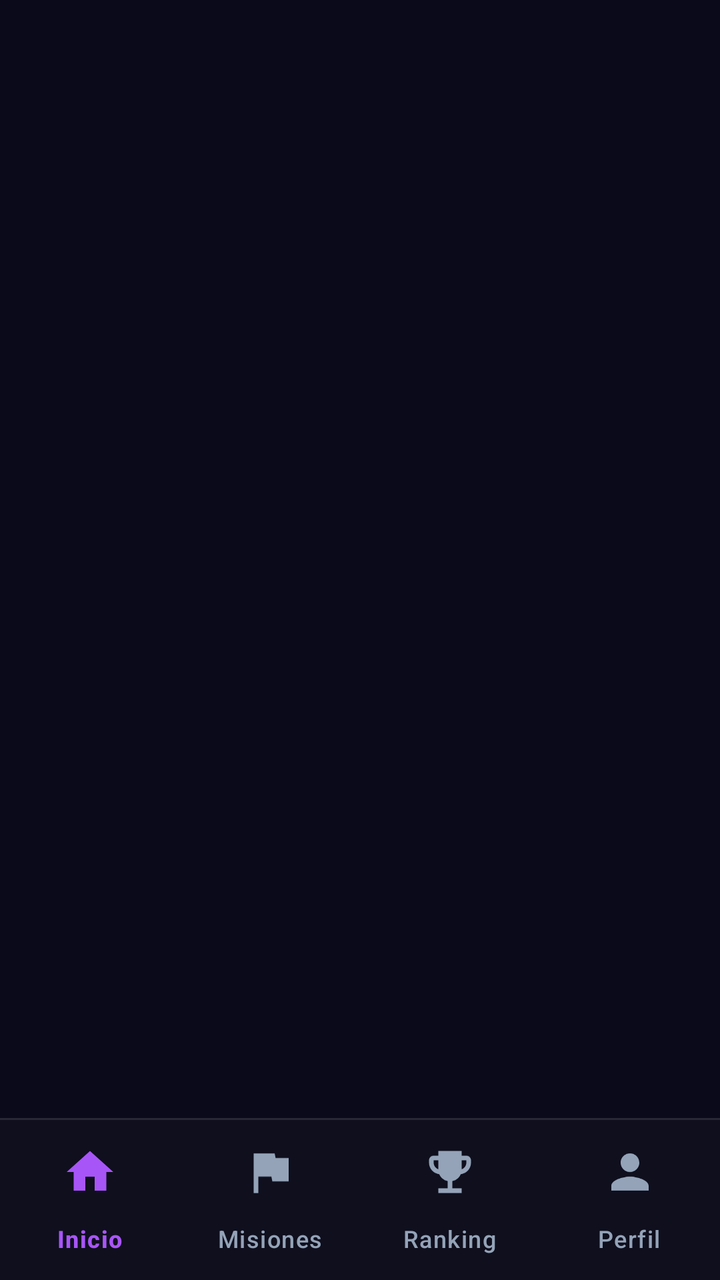
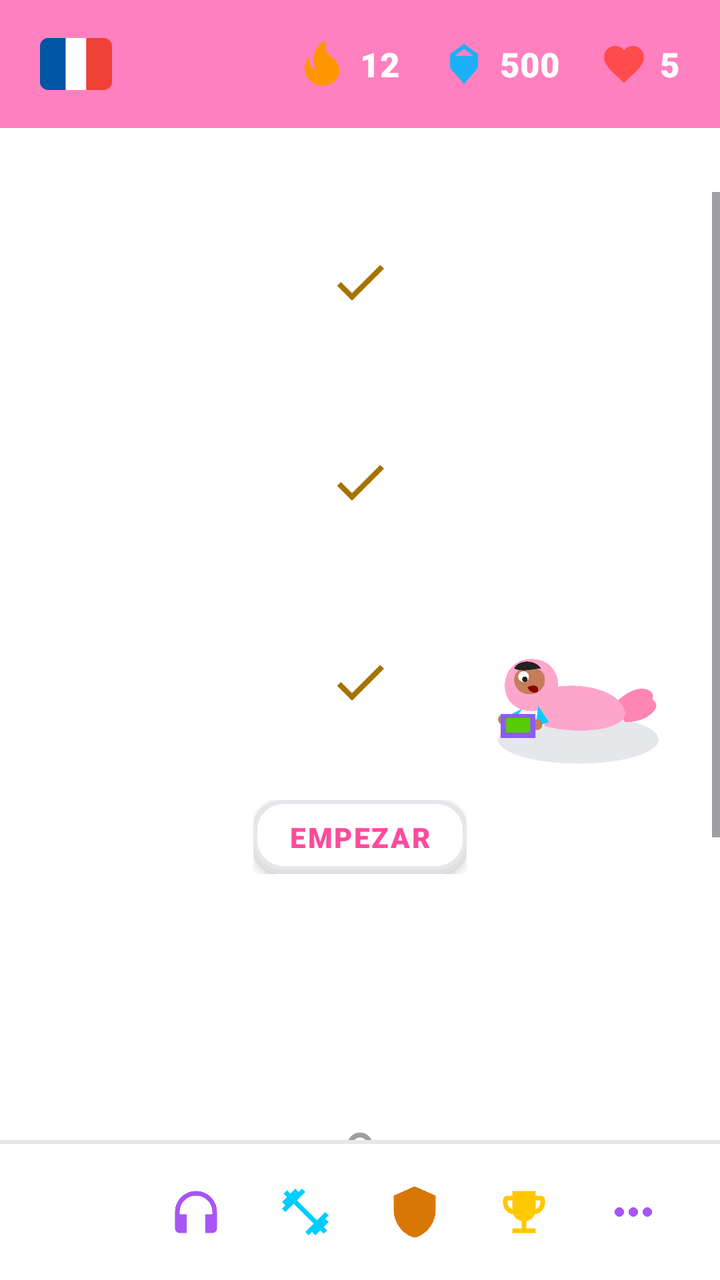

The first picture is an Android layout as it rendered before a commit; the second is the same layout after the commit. The layout source and the unified diff follow.
<!-- AndroidManifest.xml: application theme Theme.PROGYM -->
<!-- res/layout/activity_main.xml -->
<?xml version="1.0" encoding="utf-8"?>
<LinearLayout xmlns:android="http://schemas.android.com/apk/res/android"
    xmlns:app="http://schemas.android.com/apk/res-auto"
    xmlns:tools="http://schemas.android.com/tools"
    android:id="@+id/main"
    android:layout_width="match_parent"
    android:layout_height="match_parent"
    android:background="@color/progym_dark"
    android:orientation="vertical"
    tools:context=".MainActivity">

    
    <FrameLayout
        android:id="@+id/contenedorFragmentos"
        android:layout_width="match_parent"
        android:layout_height="0dp"
        android:layout_weight="1" />

    <View
        android:layout_width="match_parent"
        android:layout_height="1dp"
        android:background="@color/progym_divider" />

    <com.google.android.material.bottomnavigation.BottomNavigationView
        android:id="@+id/bottomNav"
        android:layout_width="match_parent"
        android:layout_height="wrap_content"
        android:background="@color/progym_nav"
        app:itemActiveIndicatorStyle="@style/ProGym_NavIndicator"
        app:itemIconSize="28dp"
        app:itemIconTint="@color/nav_item_color"
        app:itemTextColor="@color/nav_item_color"
        app:labelVisibilityMode="labeled"
        app:menu="@menu/bottom_nav_menu" />
</LinearLayout>
<!-- resources referenced by this layout -->
<resources>
  <color name="progym_dark">#0A0A1A</color>
  <color name="progym_divider">#1FFFFFFF</color>
  <color name="progym_nav">#0F0F1E</color>
  <style name="ProGym_NavIndicator" parent="Widget.Material3.BottomNavigationView.ActiveIndicator">
          <item name="android:color">#33A855F7</item>
      </style>
  <style name="Base.Theme.PROGYM" parent="Theme.Material3.Dark.NoActionBar">
          <item name="colorPrimary">@color/progym_primary</item>
          <item name="colorOnPrimary">@color/white</item>
          <item name="colorSecondary">@color/progym_secondary</item>
          <item name="colorError">@color/progym_error</item>
          <item name="android:colorBackground">@color/progym_dark</item>
          <item name="colorSurface">@color/progym_dark</item>
          <item name="colorOnSurface">@color/progym_text</item>
          <item name="android:windowBackground">@color/progym_dark</item>
          <item name="android:windowLightStatusBar">false</item>
      </style>
  <color name="progym_primary">#A855F7</color>
  <color name="progym_secondary">#00C3FF</color>
  <color name="progym_error">#F87171</color>
  <color name="progym_text">#E2E8F0</color>
  <!-- unchanged entries left out for length: 2 -->
</resources>

<!-- the commit's change to res/layout/activity_main.xml (unified diff, before → after) -->
@@ -5,31 +5,356 @@
     android:id="@+id/main"
     android:layout_width="match_parent"
     android:layout_height="match_parent"
-    android:background="@color/progym_dark"
+    android:background="@color/duo_bg"
     android:orientation="vertical"
     tools:context=".MainActivity">
 
     
-    <FrameLayout
-        android:id="@+id/contenedorFragmentos"
+    <LinearLayout
+        android:layout_width="match_parent"
+        android:layout_height="64dp"
+        android:background="@color/duo_topbar_pink"
+        android:gravity="center_vertical"
+        android:orientation="horizontal"
+        android:paddingHorizontal="20dp">
+
+        
+        <ImageView
+            android:id="@+id/ivBandera"
+            android:layout_width="36dp"
+            android:layout_height="26dp"
+            android:contentDescription="Bandera de idioma/curso"
+            android:src="@drawable/ic_flag_france" />
+
+        <View
+            android:layout_width="0dp"
+            android:layout_height="1dp"
+            android:layout_weight="1" />
+
+        
+        <ImageView
+            android:layout_width="26dp"
+            android:layout_height="26dp"
+            android:importantForAccessibility="no"
+            android:src="@drawable/ic_fire"
+            app:tint="@color/duo_fire" />
+
+        <TextView
+            android:id="@+id/tvRacha"
+            android:layout_width="wrap_content"
+            android:layout_height="wrap_content"
+            android:layout_marginStart="6dp"
+            android:layout_marginEnd="20dp"
+            android:fontFamily="sans-serif-black"
+            android:text="12"
+            android:textColor="@color/white"
+            android:textSize="17sp" />
+
+        
+        <ImageView
+            android:layout_width="24dp"
+            android:layout_height="24dp"
+            android:importantForAccessibility="no"
+            android:src="@drawable/ic_duo_gem"
+            app:tint="@color/duo_gem" />
+
+        <TextView
+            android:id="@+id/tvGemas"
+            android:layout_width="wrap_content"
+            android:layout_height="wrap_content"
+            android:layout_marginStart="6dp"
+            android:layout_marginEnd="20dp"
+            android:fontFamily="sans-serif-black"
+            android:text="500"
+            android:textColor="@color/white"
+            android:textSize="17sp" />
+
+        
+        <ImageView
+            android:layout_width="24dp"
+            android:layout_height="24dp"
+            android:importantForAccessibility="no"
+            android:src="@drawable/ic_heart"
+            app:tint="@color/duo_heart" />
+
+        <TextView
+            android:id="@+id/tvVidas"
+            android:layout_width="wrap_content"
+            android:layout_height="wrap_content"
+            android:layout_marginStart="6dp"
+            android:fontFamily="sans-serif-black"
+            android:text="5"
+            android:textColor="@color/white"
+            android:textSize="17sp" />
+    </LinearLayout>
+
+    
+    <ScrollView
+        android:id="@+id/scrollCamino"
         android:layout_width="match_parent"
         android:layout_height="0dp"
-        android:layout_weight="1" />
-
+        android:layout_weight="1"
+        android:clipToPadding="false"
+        android:fillViewport="true"
+        android:paddingVertical="32dp">
+
+        <RelativeLayout
+            android:layout_width="match_parent"
+            android:layout_height="wrap_content"
+            android:paddingHorizontal="24dp">
+
+            
+            <FrameLayout
+                android:id="@+id/nodo1"
+                android:layout_width="78dp"
+                android:layout_height="78dp"
+                android:layout_centerHorizontal="true"
+                android:layout_marginTop="10dp">
+
+                <ImageView
+                    android:layout_width="32dp"
+                    android:layout_height="32dp"
+                    android:layout_gravity="center"
+                    android:layout_marginBottom="4dp"
+                    android:src="@drawable/ic_check"
+                    app:tint="@color/duo_gold_check" />
+            </FrameLayout>
+
+            
+            <FrameLayout
+                android:id="@+id/nodo2"
+                android:layout_width="78dp"
+                android:layout_height="78dp"
+                android:layout_below="@id/nodo1"
+                android:layout_centerHorizontal="true"
+                android:layout_marginStart="-45dp"
+                android:layout_marginTop="22dp">
+
+                <ImageView
+                    android:layout_width="32dp"
+                    android:layout_height="32dp"
+                    android:layout_gravity="center"
+                    android:layout_marginBottom="4dp"
+                    android:src="@drawable/ic_check"
+                    app:tint="@color/duo_gold_check" />
+            </FrameLayout>
+
+            
+            <FrameLayout
+                android:id="@+id/nodo3"
+                android:layout_width="78dp"
+                android:layout_height="78dp"
+                android:layout_below="@id/nodo2"
+                android:layout_centerHorizontal="true"
+                android:layout_marginStart="-90dp"
+                android:layout_marginTop="22dp">
+
+                <ImageView
+                    android:layout_width="32dp"
+                    android:layout_height="32dp"
+                    android:layout_gravity="center"
+                    android:layout_marginBottom="4dp"
+                    android:src="@drawable/ic_check"
+                    app:tint="@color/duo_gold_check" />
+            </FrameLayout>
+
+            
+            <ImageView
+                android:id="@+id/ivPersonaje"
+                android:layout_width="160dp"
+                android:layout_height="110dp"
+                android:layout_alignTop="@id/nodo3"
+                android:layout_marginStart="10dp"
+                android:layout_marginTop="-15dp"
+                android:layout_toEndOf="@id/nodo3"
+                android:contentDescription="Personaje Duolingo jugando consola"
+                android:src="@drawable/ic_duo_character" />
+
+            
+            <LinearLayout
+                android:id="@+id/contenedorBurbuja"
+                android:layout_width="wrap_content"
+                android:layout_height="wrap_content"
+                android:layout_below="@id/nodo3"
+                android:layout_centerHorizontal="true"
+                android:layout_marginStart="-60dp"
+                android:layout_marginTop="16dp"
+                android:gravity="center"
+                android:orientation="vertical">
+
+                <TextView
+                    android:id="@+id/tvEmpezar"
+                    android:layout_width="wrap_content"
+                    android:layout_height="wrap_content"
+                    android:background="@drawable/bg_duo_speech_bubble"
+                    android:elevation="3dp"
+                    android:fontFamily="sans-serif-black"
+                    android:letterSpacing="0.06"
+                    android:paddingHorizontal="18dp"
+                    android:paddingVertical="9dp"
+                    android:text="EMPEZAR"
+                    android:textColor="@color/duo_speech_text"
+                    android:textSize="14sp" />
+            </LinearLayout>
+
+            
+            <FrameLayout
+                android:id="@+id/nodo4"
+                android:layout_width="78dp"
+                android:layout_height="78dp"
+                android:layout_below="@id/contenedorBurbuja"
+                android:layout_centerHorizontal="true"
+                android:layout_marginStart="-60dp"
+                android:layout_marginTop="6dp">
+
+                <ImageView
+                    android:layout_width="34dp"
+                    android:layout_height="34dp"
+                    android:layout_gravity="center"
+                    android:layout_marginBottom="4dp"
+                    android:src="@drawable/ic_book"
+                    app:tint="@color/white" />
+            </FrameLayout>
+
+            
+            <FrameLayout
+                android:id="@+id/nodo5"
+                android:layout_width="78dp"
+                android:layout_height="78dp"
+                android:layout_below="@id/nodo4"
+                android:layout_centerHorizontal="true"
+                android:layout_marginStart="-10dp"
+                android:layout_marginTop="24dp">
+
+                <ImageView
+                    android:layout_width="30dp"
+                    android:layout_height="30dp"
+                    android:layout_gravity="center"
+                    android:layout_marginBottom="4dp"
+                    android:src="@drawable/ic_duo_lock"
+                    app:tint="@color/duo_locked_icon" />
+            </FrameLayout>
+
+            
+            <FrameLayout
+                android:id="@+id/nodo6"
+                android:layout_width="78dp"
+                android:layout_height="78dp"
+                android:layout_below="@id/nodo5"
+                android:layout_centerHorizontal="true"
+                android:layout_marginStart="40dp"
+                android:layout_marginTop="24dp"
+                android:layout_marginBottom="32dp">
+
+                <ImageView
+                    android:layout_width="30dp"
+                    android:layout_height="30dp"
+                    android:layout_gravity="center"
+                    android:layout_marginBottom="4dp"
+                    android:src="@drawable/ic_duo_lock"
+                    app:tint="@color/duo_locked_icon" />
+            </FrameLayout>
+
+        </RelativeLayout>
+    </ScrollView>
+
+    
     <View
         android:layout_width="match_parent"
-        android:layout_height="1dp"
-        android:background="@color/progym_divider" />
-
-    <com.google.android.material.bottomnavigation.BottomNavigationView
-        android:id="@+id/bottomNav"
+        android:layout_height="2dp"
+        android:background="@color/duo_border" />
+
+    
+    <LinearLayout
         android:layout_width="match_parent"
-        android:layout_height="wrap_content"
-        android:background="@color/progym_nav"
-        app:itemActiveIndicatorStyle="@style/ProGym_NavIndicator"
-        app:itemIconSize="28dp"
-        app:itemIconTint="@color/nav_item_color"
-        app:itemTextColor="@color/nav_item_color"
-        app:labelVisibilityMode="labeled"
-        app:menu="@menu/bottom_nav_menu" />
+        android:layout_height="68dp"
+        android:background="@color/white"
+        android:gravity="center_vertical"
+        android:orientation="horizontal"
+        android:paddingHorizontal="16dp">
+
+        
+        <FrameLayout
+            android:id="@+id/navHome"
+            android:layout_width="0dp"
+            android:layout_height="48dp"
+            android:layout_weight="1"
+            android:background="@drawable/bg_duo_home_selected" />
+
+        
+        <FrameLayout
+            android:id="@+id/navHeadphones"
+            android:layout_width="0dp"
+            android:layout_height="match_parent"
+            android:layout_weight="1">
+
+            <ImageView
+                android:layout_width="28dp"
+                android:layout_height="28dp"
+                android:layout_gravity="center"
+                android:src="@drawable/ic_duo_headphones"
+                app:tint="@color/duo_nav_headphones" />
+        </FrameLayout>
+
+        
+        <FrameLayout
+            android:id="@+id/navDumbbell"
+            android:layout_width="0dp"
+            android:layout_height="match_parent"
+            android:layout_weight="1">
+
+            <ImageView
+                android:layout_width="28dp"
+                android:layout_height="28dp"
+                android:layout_gravity="center"
+                android:src="@drawable/ic_dumbbell"
+                app:tint="@color/duo_nav_dumbbell" />
+        </FrameLayout>
+
+        
+        <FrameLayout
+            android:id="@+id/navShield"
+            android:layout_width="0dp"
+            android:layout_height="match_parent"
+            android:layout_weight="1">
+
+            <ImageView
+                android:layout_width="28dp"
+                android:layout_height="28dp"
+                android:layout_gravity="center"
+                android:src="@drawable/ic_duo_shield"
+                app:tint="@color/duo_nav_shield" />
+        </FrameLayout>
+
+        
+        <FrameLayout
+            android:id="@+id/navTrophy"
+            android:layout_width="0dp"
+            android:layout_height="match_parent"
+            android:layout_weight="1">
+
+            <ImageView
+                android:layout_width="28dp"
+                android:layout_height="28dp"
+                android:layout_gravity="center"
+                android:src="@drawable/ic_trophy"
+                app:tint="@color/duo_nav_trophy" />
+        </FrameLayout>
+
+        
+        <FrameLayout
+            android:id="@+id/navDots"
+            android:layout_width="0dp"
+            android:layout_height="match_parent"
+            android:layout_weight="1">
+
+            <ImageView
+                android:layout_width="28dp"
+                android:layout_height="28dp"
+                android:layout_gravity="center"
+                android:src="@drawable/ic_duo_dots"
+                app:tint="@color/duo_nav_dots" />
+        </FrameLayout>
+    </LinearLayout>
+
 </LinearLayout>
<!-- resource entries referenced after the edit -->
@@ -1,26 +1,230 @@
 <!-- resources referenced by this layout -->
 <resources>
-  <color name="progym_dark">#0A0A1A</color>
-  <color name="progym_divider">#1FFFFFFF</color>
-  <color name="progym_nav">#0F0F1E</color>
-  <style name="ProGym_NavIndicator" parent="Widget.Material3.BottomNavigationView.ActiveIndicator">
-          <item name="android:color">#33A855F7</item>
-      </style>
-  <style name="Base.Theme.PROGYM" parent="Theme.Material3.Dark.NoActionBar">
-          <item name="colorPrimary">@color/progym_primary</item>
+  <color name="duo_bg">#FFFFFF</color>
+  <color name="duo_border">#E5E7EB</color>
+  <color name="duo_fire">#FF9600</color>
+  <color name="duo_gem">#1CB0F6</color>
+  <color name="duo_gold_check">#A67300</color>
+  <color name="duo_heart">#FF4B4B</color>
+  <color name="duo_locked_icon">#9E9E9E</color>
+  <color name="duo_nav_dots">#A855F7</color>
+  <color name="duo_nav_dumbbell">#00CDFF</color>
+  <color name="duo_nav_headphones">#A855F7</color>
+  <color name="duo_nav_shield">#D97706</color>
+  <color name="duo_nav_trophy">#FFC800</color>
+  <color name="duo_speech_text">#FF4B9B</color>
+  <color name="duo_topbar_pink">#FF80BF</color>
+  <!-- drawable bg_duo_home_selected (drawable) -->
+  <?xml version="1.0" encoding="utf-8"?>
+  <layer-list xmlns:android="http://schemas.android.com/apk/res/android">
+      <item>
+          <shape android:shape="rectangle">
+              <solid android:color="@color/duo_nav_home_bg" />
+              <corners android:radius="12dp" />
+              <stroke
+                  android:width="2dp"
+                  android:color="@color/duo_nav_home_border" />
+          </shape>
+      </item>
+      <item
+          android:bottom="8dp"
+          android:left="8dp"
+          android:right="8dp"
+          android:top="8dp">
+          <bitmap
+              android:gravity="center"
+              android:src="@drawable/ic_duo_home_color" />
+      </item>
+  </layer-list>
+  <!-- drawable bg_duo_speech_bubble (drawable) -->
+  <?xml version="1.0" encoding="utf-8"?>
+  <layer-list xmlns:android="http://schemas.android.com/apk/res/android">
+      <item>
+          <shape android:shape="rectangle">
+              <solid android:color="#E0E0E0" />
+              <corners android:radius="14dp" />
+          </shape>
+      </item>
+      <item android:bottom="2dp">
+          <shape android:shape="rectangle">
+              <solid android:color="@color/white" />
+              <corners android:radius="14dp" />
+              <stroke
+                  android:width="2dp"
+                  android:color="@color/duo_speech_border" />
+          </shape>
+      </item>
+  </layer-list>
+  <!-- drawable ic_book (drawable) -->
+  <?xml version="1.0" encoding="utf-8"?>
+  <vector xmlns:android="http://schemas.android.com/apk/res/android"
+      android:width="24dp"
+      android:height="24dp"
+      android:viewportWidth="24"
+      android:viewportHeight="24">
+      <path
+          android:fillColor="#FFFFFFFF"
+          android:pathData="M18,2H6c-1.1,0 -2,0.9 -2,2v16c0,1.1 0.9,2 2,2h12c1.1,0 2,-0.9 2,-2V4c0,-1.1 -0.9,-2 -2,-2zM6,4h5v8l-2.5,-1.5L6,12V4z" />
+  </vector>
+  <!-- drawable ic_check (drawable) -->
+  <?xml version="1.0" encoding="utf-8"?>
+  <vector xmlns:android="http://schemas.android.com/apk/res/android"
+      android:width="24dp"
+      android:height="24dp"
+      android:viewportWidth="24"
+      android:viewportHeight="24">
+      <path
+          android:fillColor="#FFFFFFFF"
+          android:pathData="M9,16.17L4.83,12l-1.42,1.41L9,19 21,7l-1.41,-1.41z" />
+  </vector>
+  <!-- drawable ic_dumbbell (drawable) -->
+  <?xml version="1.0" encoding="utf-8"?>
+  <vector xmlns:android="http://schemas.android.com/apk/res/android"
+      android:width="24dp"
+      android:height="24dp"
+      android:viewportWidth="24"
+      android:viewportHeight="24">
+      <path
+          android:fillColor="#FFFFFFFF"
+          android:pathData="M20.57,14.86L22,13.43 20.57,12 17,15.57 8.43,7 12,3.43 10.57,2 9.14,3.43 7.71,2 5.57,4.14 4.14,2.71 2.71,4.14l1.43,1.43L2,7.71l1.43,1.43L2,10.57 3.43,12 7,8.43 15.57,17 12,20.57 13.43,22l1.43,-1.43L16.29,22l2.14,-2.14 1.43,1.43 1.43,-1.43 -1.43,-1.43L22,16.29z" />
+  </vector>
+  <!-- drawable ic_duo_character: vector/xml drawable (drawable, 2228 chars, omitted) -->
+  <!-- drawable ic_duo_dots (drawable) -->
+  <?xml version="1.0" encoding="utf-8"?>
+  <vector xmlns:android="http://schemas.android.com/apk/res/android"
+      android:width="24dp"
+      android:height="24dp"
+      android:viewportWidth="24"
+      android:viewportHeight="24">
+      <path
+          android:fillColor="#FFFFFFFF"
+          android:pathData="M6,10c-1.1,0 -2,0.9 -2,2s0.9,2 2,2 2,-0.9 2,-2 -0.9,-2 -2,-2zM12,10c-1.1,0 -2,0.9 -2,2s0.9,2 2,2 2,-0.9 2,-2 -0.9,-2 -2,-2zM18,10c-1.1,0 -2,0.9 -2,2s0.9,2 2,2 2,-0.9 2,-2 -0.9,-2 -2,-2z" />
+  </vector>
+  <!-- drawable ic_duo_gem (drawable) -->
+  <?xml version="1.0" encoding="utf-8"?>
+  <vector xmlns:android="http://schemas.android.com/apk/res/android"
+      android:width="24dp"
+      android:height="24dp"
+      android:viewportWidth="24"
+      android:viewportHeight="24">
+      <path
+          android:fillColor="#FFFFFFFF"
+          android:pathData="M12,2L5,7v7l7,8 7,-8V7L12,2zM12,4.4L16.6,8H7.4L12,4.4z" />
+  </vector>
+  <!-- drawable ic_duo_headphones (drawable) -->
+  <?xml version="1.0" encoding="utf-8"?>
+  <vector xmlns:android="http://schemas.android.com/apk/res/android"
+      android:width="24dp"
+      android:height="24dp"
+      android:viewportWidth="24"
+      android:viewportHeight="24">
+      <path
+          android:fillColor="#FFFFFFFF"
+          android:pathData="M12,3c-4.97,0 -9,4.03 -9,9v7c0,1.1 0.9,2 2,2h3v-8H5v-1c0,-3.87 3.13,-7 7,-7s7,3.13 7,7v1h-3v8h3c1.1,0 2,-0.9 2,-2v-7c0,-4.97 -4.03,-9 -9,-9z" />
+  </vector>
+  <!-- drawable ic_duo_lock (drawable) -->
+  <?xml version="1.0" encoding="utf-8"?>
+  <vector xmlns:android="http://schemas.android.com/apk/res/android"
+      android:width="24dp"
+      android:height="24dp"
+      android:viewportWidth="24"
+      android:viewportHeight="24">
+      <path
+          android:fillColor="#FFFFFFFF"
+          android:pathData="M18,8h-1V6c0,-2.76 -2.24,-5 -5,-5S7,3.24 7,6v2H6c-1.1,0 -2,0.9 -2,2v10c0,1.1 0.9,2 2,2h12c1.1,0 2,-0.9 2,-2V10C20,8.9 19.1,8 18,8zM9,6c0,-1.66 1.34,-3 3,-3s3,1.34 3,3v2H9V6z" />
+  </vector>
+  <!-- drawable ic_duo_shield (drawable) -->
+  <?xml version="1.0" encoding="utf-8"?>
+  <vector xmlns:android="http://schemas.android.com/apk/res/android"
+      android:width="24dp"
+      android:height="24dp"
+      android:viewportWidth="24"
+      android:viewportHeight="24">
+      <path
+          android:fillColor="#FFFFFFFF"
+          android:pathData="M12,1L3,5v6c0,5.55 3.84,10.74 9,12 5.16,-1.26 9,-6.45 9,-12V5L12,1z" />
+  </vector>
+  <!-- drawable ic_fire (drawable) -->
+  <?xml version="1.0" encoding="utf-8"?>
+  <vector xmlns:android="http://schemas.android.com/apk/res/android"
+      android:width="24dp"
+      android:height="24dp"
+      android:viewportWidth="24"
+      android:viewportHeight="24">
+      <path
+          android:fillColor="#FFFFFFFF"
+          android:pathData="M19.48,12.35c-1.57,-4.08 -7.16,-4.3 -5.81,-10.23c0.1,-0.44 -0.37,-0.78 -0.75,-0.55C9.29,3.71 6.68,8 8.87,13.62c0.18,0.46 -0.36,0.89 -0.75,0.59c-1.81,-1.37 -2,-3.34 -1.84,-4.75c0.06,-0.52 -0.62,-0.77 -0.91,-0.34C4.69,10.16 4,11.84 4,14.37c0.38,5.6 5.11,7.32 6.81,7.54c2.43,0.31 5.06,-0.14 6.95,-1.87C19.84,18.11 20.6,15.03 19.48,12.35z" />
+  </vector>
+  <!-- drawable ic_flag_france (drawable) -->
+  <?xml version="1.0" encoding="utf-8"?>
+  <vector xmlns:android="http://schemas.android.com/apk/res/android"
+      android:width="28dp"
+      android:height="20dp"
+      android:viewportWidth="28"
+      android:viewportHeight="20">
+      
+      <path
+          android:fillColor="#0055A4"
+          android:pathData="M3,0 h7 v20 h-7 a3,3 0 0 1 -3,-3 v-14 a3,3 0 0 1 3,-3 z" />
+      <path
+          android:fillColor="#FFFFFF"
+          android:pathData="M10,0 h8 v20 h-8 z" />
+      <path
+          android:fillColor="#EF4135"
+          android:pathData="M18,0 h7 a3,3 0 0 1 3,3 v14 a3,3 0 0 1 -3,3 h-7 z" />
+  </vector>
+  <!-- drawable ic_heart (drawable) -->
+  <?xml version="1.0" encoding="utf-8"?>
+  <vector xmlns:android="http://schemas.android.com/apk/res/android"
+      android:width="24dp"
+      android:height="24dp"
+      android:viewportWidth="24"
+      android:viewportHeight="24">
+      <path
+          android:fillColor="#FFFFFFFF"
+          android:pathData="M12,21.35l-1.45,-1.32C5.4,15.36 2,12.28 2,8.5 2,5.42 4.42,3 7.5,3c1.74,0 3.41,0.81 4.5,2.09C13.09,3.81 14.76,3 16.5,3 19.58,3 22,5.42 22,8.5c0,3.78 -3.4,6.86 -8.55,11.54L12,21.35z" />
+  </vector>
+  <!-- drawable ic_trophy (drawable) -->
+  <?xml version="1.0" encoding="utf-8"?>
+  <vector xmlns:android="http://schemas.android.com/apk/res/android"
+      android:width="24dp"
+      android:height="24dp"
+      android:viewportWidth="24"
+      android:viewportHeight="24">
+      <path
+          android:fillColor="#FFFFFFFF"
+          android:pathData="M19,5h-2V3H7v2H5C3.9,5 3,5.9 3,7v1c0,2.55 1.92,4.63 4.39,4.94c0.63,1.5 1.98,2.63 3.61,2.96V19H7v2h10v-2h-4v-3.1c1.63,-0.33 2.98,-1.46 3.61,-2.96C19.08,12.63 21,10.55 21,8V7C21,5.9 20.1,5 19,5zM5,8V7h2v3.82C5.84,10.4 5,9.3 5,8zM19,8c0,1.3 -0.84,2.4 -2,2.82V7h2V8z" />
+  </vector>
+  <color name="duo_nav_home_bg">#DDF4FF</color>
+  <color name="duo_nav_home_border">#84D8FF</color>
+  <!-- drawable ic_duo_home_color (drawable) -->
+  <?xml version="1.0" encoding="utf-8"?>
+  <vector xmlns:android="http://schemas.android.com/apk/res/android"
+      android:width="28dp"
+      android:height="28dp"
+      android:viewportWidth="28"
+      android:viewportHeight="28">
+      
+      <path
+          android:fillColor="#FFC800"
+          android:pathData="M 6,12 L 22,12 L 22,24 L 6,24 Z" />
+      <path
+          android:fillColor="#FF4B4B"
+          android:pathData="M 14,3 L 3,13 L 25,13 Z" />
+      <path
+          android:fillColor="#78350F"
+          android:pathData="M 11,16 L 17,16 L 17,24 L 11,24 Z" />
+  </vector>
+  <color name="duo_speech_border">#E5E7EB</color>
+  <style name="Base.Theme.PROGYM" parent="Theme.Material3.Light.NoActionBar">
+          <item name="colorPrimary">@color/duo_topbar_pink</item>
           <item name="colorOnPrimary">@color/white</item>
-          <item name="colorSecondary">@color/progym_secondary</item>
-          <item name="colorError">@color/progym_error</item>
-          <item name="android:colorBackground">@color/progym_dark</item>
-          <item name="colorSurface">@color/progym_dark</item>
-          <item name="colorOnSurface">@color/progym_text</item>
-          <item name="android:windowBackground">@color/progym_dark</item>
+          <item name="android:colorBackground">@color/duo_bg</item>
+          <item name="colorSurface">@color/duo_bg</item>
+          <item name="android:windowBackground">@color/duo_bg</item>
+          <item name="android:statusBarColor">@color/duo_topbar_pink</item>
           <item name="android:windowLightStatusBar">false</item>
       </style>
-  <color name="progym_primary">#A855F7</color>
-  <color name="progym_secondary">#00C3FF</color>
-  <color name="progym_error">#F87171</color>
-  <color name="progym_text">#E2E8F0</color>
   <!-- unchanged entries left out for length: 2 -->
 </resources>
 
